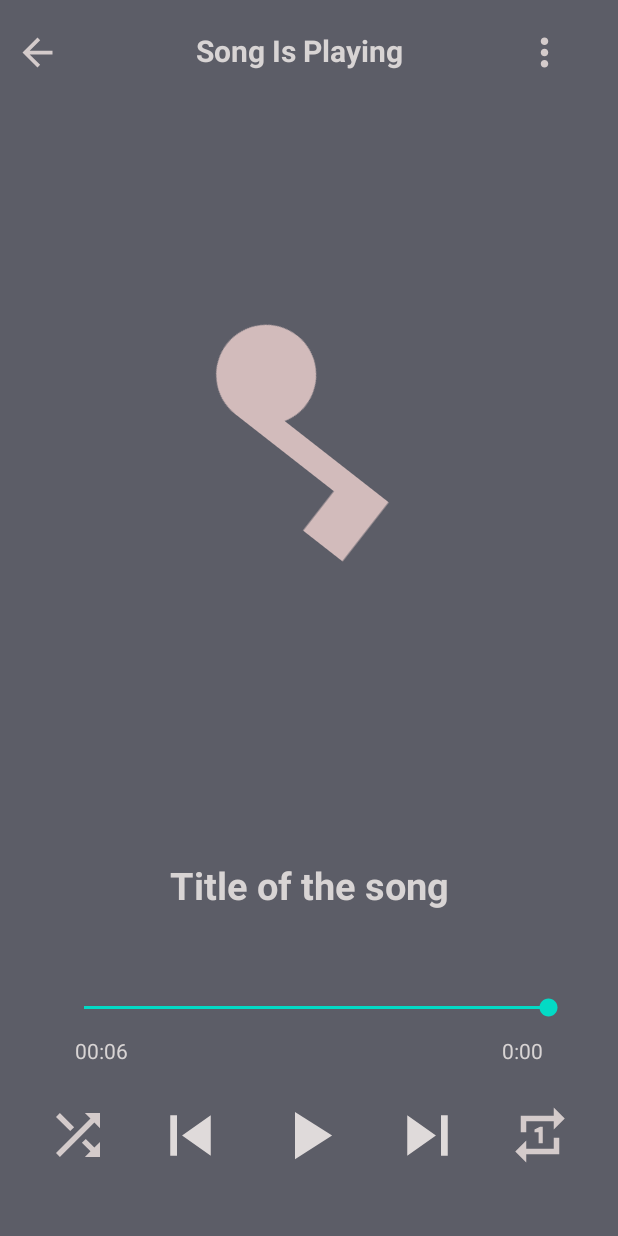
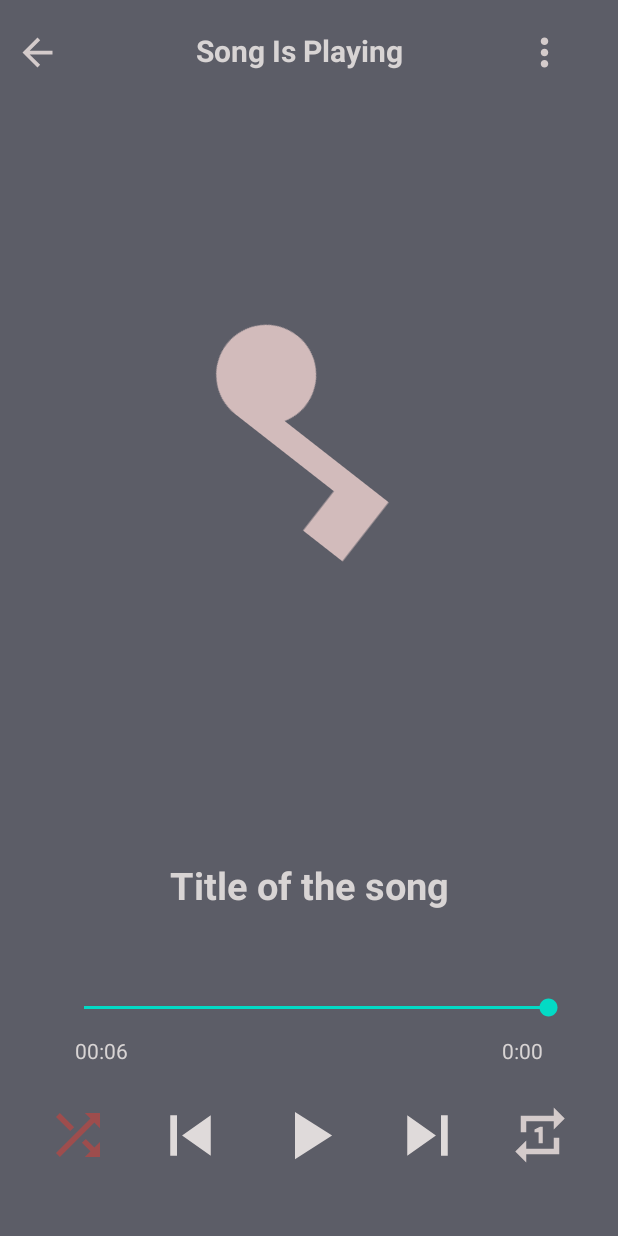
Before and after one commit to trungdongphuoca/MusicApp, an Android app: the PlayMusicActivity screen opened directly, with no data from a screen before it, after a tap on an icon or button, on a phone screen of 412 x 824 dp. Run offline under Robolectric (Android 15) with nearby library versions, the phone set to English and light mode, and no system bars; 7 statements that could not run were skipped; 2 other taps on this screen came first.

Commit message:
success shuffer and repeat music player.

```diff
--- a/app/src/main/java/tdtu/finalapp/musicapp/PlayMusic/PlayMusicActivity.java
+++ b/app/src/main/java/tdtu/finalapp/musicapp/PlayMusic/PlayMusicActivity.java
@@ -9,6 +9,7 @@ import android.media.MediaPlayer;
 import android.os.Bundle;
 import android.os.Handler;
 import android.view.MenuItem;
+import android.view.View;
 import android.widget.ImageView;
 import android.widget.PopupMenu;
 import android.widget.SeekBar;
@@ -17,6 +18,10 @@ import android.widget.Toast;
 
 import java.io.IOException;
 import java.util.ArrayList;
+import java.util.Arrays;
+import java.util.Collection;
+import java.util.Collections;
+import java.util.Random;
 import java.util.concurrent.TimeUnit;
 
 import tdtu.finalapp.musicapp.Fragment.SongFragment;
@@ -33,7 +38,12 @@ public class PlayMusicActivity extends AppCompatActivity {
     private Song currentSong;
     private MediaPlayer mediaPlayer = MyMediaPlayer.getInstance();
     private int x=0;
+
+
     private ImageView randomBtn,repeatBtn;
+    boolean checkRandom = false;
+    boolean checkRepeat = false;
+    private Random random = new Random();
 
     @Override
     protected void onCreate(Bundle savedInstanceState) {
@@ -53,10 +63,17 @@ public class PlayMusicActivity extends AppCompatActivity {
         backIcon = findViewById(R.id.backInPlayMusic);
         menuIcon= findViewById(R.id.MenuInPlayMusic);
 
-
+//        mediaPlayer.setOnCompletionListener(new MediaPlayer.OnCompletionListener() {
+//            @Override
+//            public void onCompletion(MediaPlayer mediaPlayer) {
+//                nextBtn.performClick();
+//            }
+//        });
         titleTv.setSelected(true);
 
         songsList = (ArrayList<Song>) getIntent().getSerializableExtra("LIST_SONG");
+
+
 
         setResourcesWithMusic();
 
@@ -75,6 +92,7 @@ public class PlayMusicActivity extends AppCompatActivity {
                         pausePlay.setImageResource(R.drawable.ic_baseline_play_arrow_24);
                         musicIcon.setRotation(x);
                     }
+
 
                 }
                 new Handler().postDelayed(this,100);
@@ -134,7 +152,7 @@ public class PlayMusicActivity extends AppCompatActivity {
 
 
         randomBtn.setOnClickListener(v->randomSong());
-        repeatBtn.setOnClickListener(v->RepeatAgainSong());
+        repeatBtn.setOnClickListener(v->repeatSong());
 
 
         playMusic();
@@ -142,11 +160,6 @@ public class PlayMusicActivity extends AppCompatActivity {
 
     }
 
-    private void RepeatAgainSong() {
-    }
-
-    private void randomSong() {
-    }
 
     private void playMusic(){
 
@@ -165,20 +178,39 @@ public class PlayMusicActivity extends AppCompatActivity {
     }
 
     private void playNextSong(){
+        int tmpIndex =MyMediaPlayer.currentIndex;
         x = 0;
         if(MyMediaPlayer.currentIndex== songsList.size()-1)
             MyMediaPlayer.currentIndex = -1;
-        MyMediaPlayer.currentIndex +=1;
+
+        if(checkRandom && !checkRepeat) {
+            MyMediaPlayer.currentIndex = random.nextInt(songsList.size());
+        }
+        else if(!checkRandom && checkRepeat){
+            MyMediaPlayer.currentIndex = tmpIndex;
+        }
+        else
+            MyMediaPlayer.currentIndex +=1;
+
         mediaPlayer.reset();
         setResourcesWithMusic();
 
     }
 
     private void playPreviousSong(){
+        int tmpIndex =MyMediaPlayer.currentIndex;
         x = 0;
         if(MyMediaPlayer.currentIndex== 0)
             MyMediaPlayer.currentIndex = songsList.size();
-        MyMediaPlayer.currentIndex -=1;
+
+        if(checkRandom && !checkRepeat) {
+            MyMediaPlayer.currentIndex = random.nextInt(songsList.size());
+        }
+        else if(!checkRandom && checkRepeat){
+            MyMediaPlayer.currentIndex = tmpIndex;
+        }else
+            MyMediaPlayer.currentIndex -=1;
+
         mediaPlayer.reset();
         setResourcesWithMusic();
     }
@@ -196,4 +228,35 @@ public class PlayMusicActivity extends AppCompatActivity {
                 TimeUnit.MILLISECONDS.toMinutes(millis) % TimeUnit.HOURS.toMinutes(1),
                 TimeUnit.MILLISECONDS.toSeconds(millis) % TimeUnit.MINUTES.toSeconds(1));
     }
+
+
+    public void repeatSong(){
+        checkRepeat = !checkRepeat;
+        if(checkRepeat){
+            repeatBtn.setImageResource(R.drawable.ic_baseline_repeat_one_edit_24);
+        }
+        else{
+            repeatBtn.setImageResource(R.drawable.ic_baseline_repeat_one_24);
+        }
+
+    }
+
+    public void randomSong(){
+        checkRandom = !checkRandom;
+        if(checkRandom){
+            randomBtn.setImageResource(R.drawable.ic_baseline_shuffle_edit_24);
+        }
+        else{
+            randomBtn.setImageResource(R.drawable.ic_baseline_shuffle_24);
+        }
+
+    }
+
+    @Override
+    protected void onDestroy() {
+        super.onDestroy();
+        checkRandom = false;
+        checkRepeat = false;
+    }
+
 }
--- /dev/null
+++ b/app/src/main/res/drawable/ic_baseline_repeat_one_edit_24.xml
@@ -0,0 +1,5 @@
+<vector android:height="54dp" android:tint="#9E4D4D"
+    android:viewportHeight="24" android:viewportWidth="24"
+    android:width="54dp" xmlns:android="http://schemas.android.com/apk/res/android">
+    <path android:fillColor="@android:color/white" android:pathData="M7,7h10v3l4,-4 -4,-4v3L5,5v6h2L7,7zM17,17L7,17v-3l-4,4 4,4v-3h12v-6h-2v4zM13,15L13,9h-1l-2,1v1h1.5v4L13,15z"/>
+</vector>
--- /dev/null
+++ b/app/src/main/res/drawable/ic_baseline_shuffle_edit_24.xml
@@ -0,0 +1,5 @@
+<vector android:height="64dp" android:tint="#9E4D4D"
+    android:viewportHeight="24" android:viewportWidth="24"
+    android:width="64dp" xmlns:android="http://schemas.android.com/apk/res/android">
+    <path android:fillColor="@android:color/white" android:pathData="M10.59,9.17L5.41,4 4,5.41l5.17,5.17 1.42,-1.41zM14.5,4l2.04,2.04L4,18.59 5.41,20 17.96,7.46 20,9.5L20,4h-5.5zM14.83,13.41l-1.41,1.41 3.13,3.13L14.5,20L20,20v-5.5l-2.04,2.04 -3.13,-3.13z"/>
+</vector>
```
